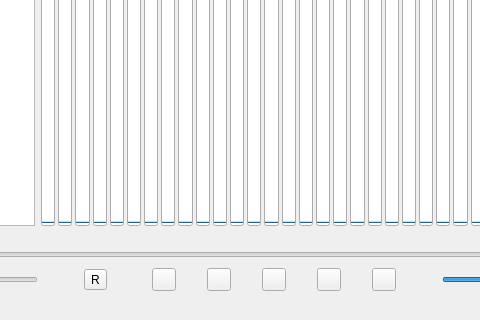
sovadim/LEDioPlayer, file LEDioPlayer/widget.ui: the form before one commit; both pictures show x 194 to 674 and y 175 to 495 of the 821 by 495 pixel window.
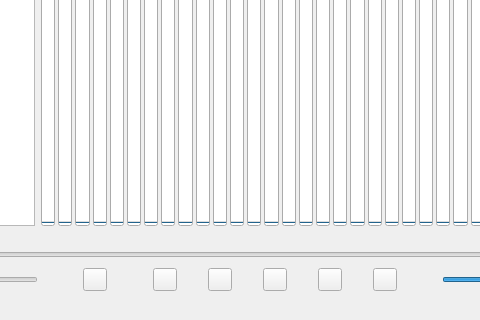
The form after the commit.

Diff of the .ui file:
```diff
--- a/LEDioPlayer/widget.ui
+++ b/LEDioPlayer/widget.ui
@@ -1212,7 +1212,7 @@
             <item>
              <widget class="QToolButton" name="btnReconnect">
               <property name="text">
-               <string>R</string>
+               <string/>
               </property>
              </widget>
             </item>
```
